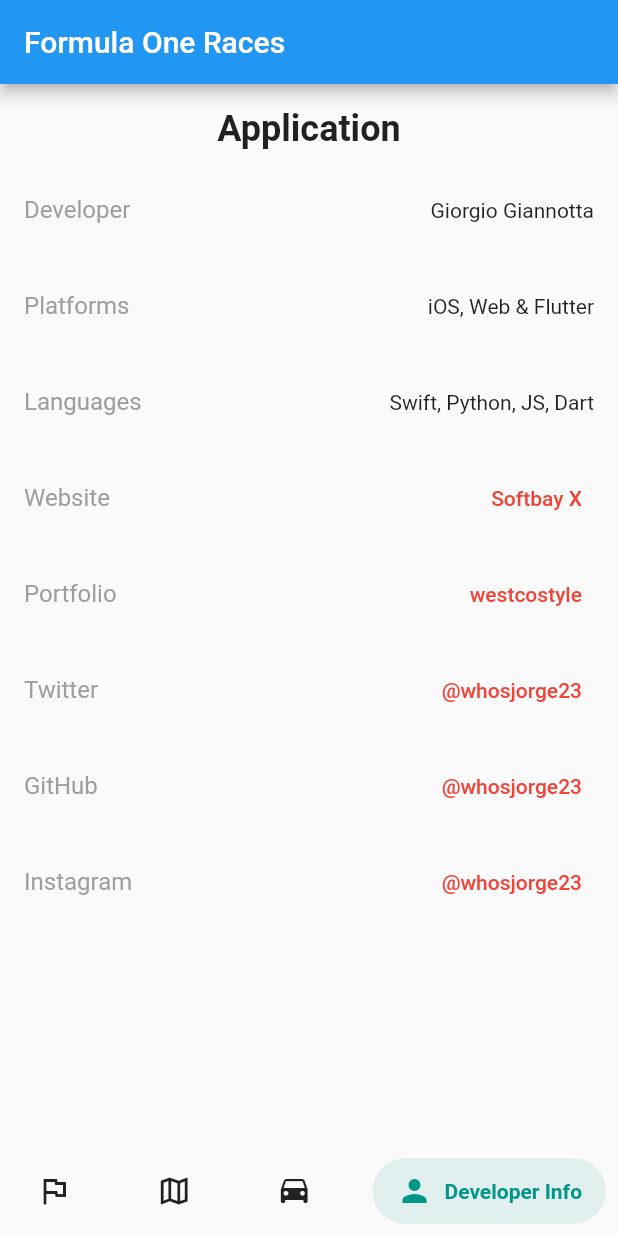
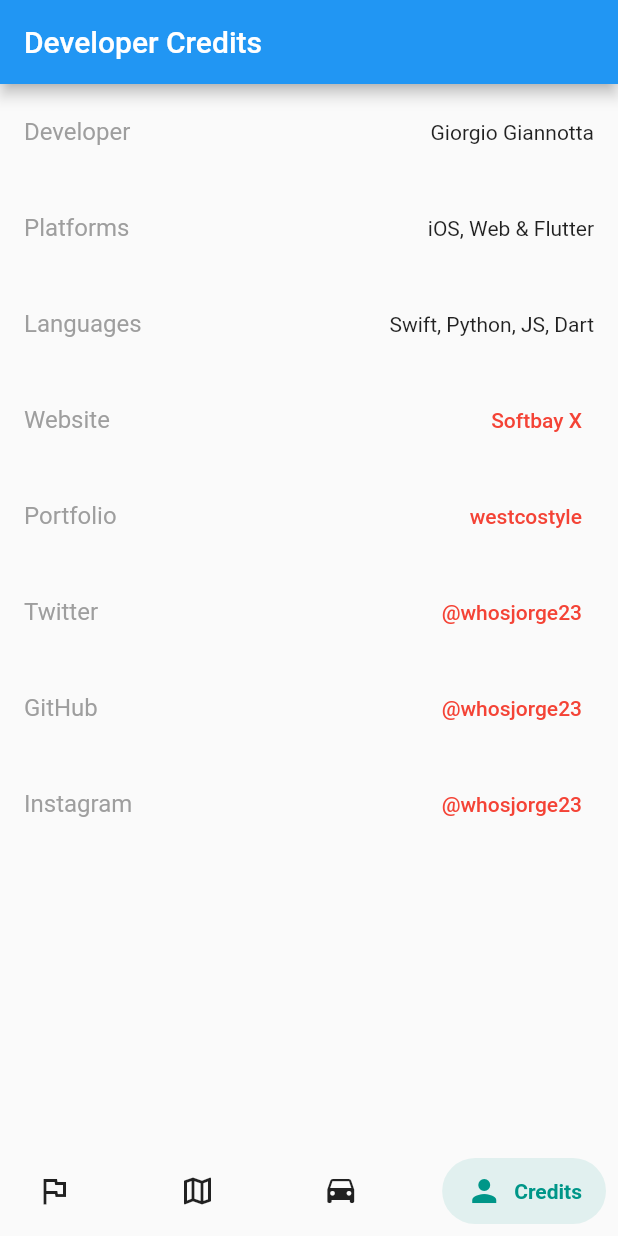
Before and after one commit to whosjorge23/formula_one_calendar, a Flutter app: the screen it shows after launch, item 4 of the bottom bar chosen, on a phone screen of 412 x 824 dp. Run offline on Flutter 3.47's test engine with Material 2 defaults, Android fonts, the phone set to English and light mode, and no system bars; drawn by our look-alikes of salomon_bottom_bar; our stand-ins replace flutter_map, latlong2; missing offline and left inert: blurry; network calls fail.

Commit message:
Refactor Views and AppBars

```diff
--- a/lib/main.dart
+++ b/lib/main.dart
@@ -19,15 +19,13 @@ class MyApp extends StatelessWidget {
       theme: ThemeData(
         primarySwatch: Colors.blue,
       ),
-      home: const MyHomePage(title: 'Formula One Races'),
+      home: const MyHomePage(),
     );
   }
 }
 
 class MyHomePage extends StatefulWidget {
-  const MyHomePage({super.key, required this.title});
-
-  final String title;
+  const MyHomePage({super.key});
 
   @override
   State<MyHomePage> createState() => _MyHomePageState();
@@ -46,9 +44,9 @@ class _MyHomePageState extends State<MyHomePage> {
   @override
   Widget build(BuildContext context) {
     return Scaffold(
-      appBar: AppBar(
-        title: Text(widget.title),
-      ),
+      // appBar: AppBar(
+      //   title: Text(widget.title),
+      // ),
       body: pageList[_currentIndex],
       bottomNavigationBar: SalomonBottomBar(
         currentIndex: _currentIndex,
@@ -64,21 +62,21 @@ class _MyHomePageState extends State<MyHomePage> {
           /// Likes
           SalomonBottomBarItem(
             icon: Icon(Icons.map_outlined),
-            title: Text("Circuits Map"),
+            title: Text("Map"),
             selectedColor: Colors.pink,
           ),
 
           /// Search
           SalomonBottomBarItem(
             icon: Icon(Icons.drive_eta),
-            title: Text("Constructors"),
+            title: Text("Teams"),
             selectedColor: Colors.orange,
           ),
 
           /// Profile
           SalomonBottomBarItem(
             icon: Icon(Icons.person),
-            title: Text("Developer Info"),
+            title: Text("Credits"),
             selectedColor: Colors.teal,
           ),
         ],
--- a/lib/views/constructors_view.dart
+++ b/lib/views/constructors_view.dart
@@ -26,6 +26,9 @@ class _ConstructorsViewState extends State<ConstructorsView> {
   @override
   Widget build(BuildContext context) {
     return Scaffold(
+      appBar: AppBar(
+        title: Text('Teams List'),
+      ),
       body: FutureBuilder<List<Constructors>?>(
         future: constructorsViewModel.fetchConstructors(),
         builder: (context, snapshot) {
@@ -47,24 +50,30 @@ class _ConstructorsViewState extends State<ConstructorsView> {
                   subtitle: Column(
                     crossAxisAlignment: CrossAxisAlignment.start,
                     children: [
-                      Text('Nationality: ${constructor.nationality} ${constructorsViewModel.constructorNationalityFlag(constructor.nationality)}'),
-                      Text('Power Unit: ${constructorsViewModel.constructorPowerUnit(constructor.name)}'),
-                      Text('Drivers: ${constructorsViewModel.constructorDrivers(constructor.name)[0]} - ${constructorsViewModel.constructorDrivers(constructor.name)[1]}'),
+                      Text(
+                          'Nationality: ${constructor.nationality} ${constructorsViewModel.constructorNationalityFlag(constructor.nationality)}'),
+                      Text(
+                          'Power Unit: ${constructorsViewModel.constructorPowerUnit(constructor.name)}'),
+                      Text(
+                          'Drivers: ${constructorsViewModel.constructorDrivers(constructor.name)[0]} - ${constructorsViewModel.constructorDrivers(constructor.name)[1]}'),
                     ],
                   ),
                   trailing: SizedBox(
                     width: 60,
                     height: 60,
                     child: Image.network(
-                      constructorsViewModel.constructorImageUrl(constructor.name),
-                      errorBuilder: (context, error, stackTrace) => Icon(Icons.image_not_supported),
+                      constructorsViewModel
+                          .constructorImageUrl(constructor.name),
+                      errorBuilder: (context, error, stackTrace) =>
+                          Icon(Icons.image_not_supported),
                     ),
                   ),
                   onTap: () {
                     Navigator.push(
                       context,
                       MaterialPageRoute(
-                        builder: (context) => ConstructorDetailsView(constructor: constructor),
+                        builder: (context) =>
+                            ConstructorDetailsView(constructor: constructor),
                       ),
                     );
                   },
@@ -76,5 +85,4 @@ class _ConstructorsViewState extends State<ConstructorsView> {
       ),
     );
   }
-
 }
--- a/lib/views/credits_view.dart
+++ b/lib/views/credits_view.dart
@@ -5,16 +5,16 @@ class CreditsView extends StatelessWidget {
   @override
   Widget build(BuildContext context) {
     return Scaffold(
-      // appBar: AppBar(
-      //   title: Text('Developer Credits'),
-      // ),
+      appBar: AppBar(
+        title: Text('Developer Credits'),
+      ),
       body: SingleChildScrollView(
         child: Column(
           children: [
             Form(
               child: Column(
                 children: [
-                  SectionHeader(title: 'Application'),
+                  // SectionHeader(title: 'Application'),
                   InfoRowView(name: 'Developer', content: 'Giorgio Giannotta'),
                   InfoRowView(name: 'Platforms', content: 'iOS, Web & Flutter'),
                   InfoRowView(
--- a/lib/views/race_list_view.dart
+++ b/lib/views/race_list_view.dart
@@ -27,9 +27,9 @@ class _RaceListViewState extends State<RaceListView> {
   @override
   Widget build(BuildContext context) {
     return Scaffold(
-      // appBar: AppBar(
-      //   title: Text('Races'),
-      // ),
+      appBar: AppBar(
+        title: Text('Races List'),
+      ),
       body: FutureBuilder<List<Race>?>(
           future: viewModel.fetchRaces(),
           // assuming fetchRaces() is a function that returns Future<List<Race>>
```
